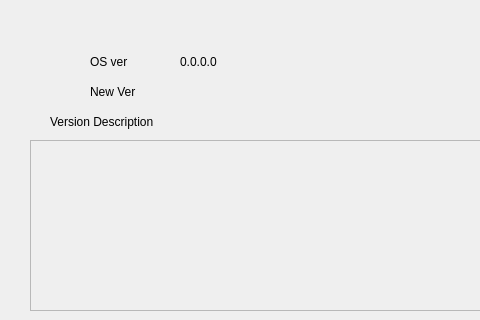
This is serene-update-assistant-gui/mainwindow.ui in FascodeNet/serene-update-assistant as Qt 5 draws it before an edit; both pictures show x 0 to 480 and y 0 to 320 of the 800 by 600 pixel window. The edited form follows.
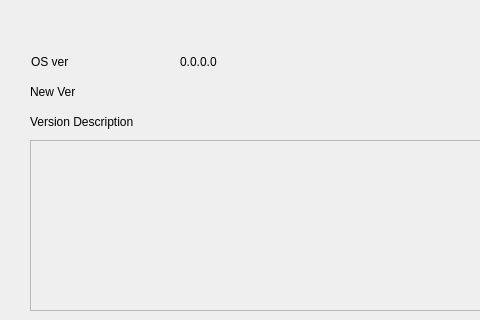
This is the edited form.

The edit to the form file:
```diff
--- a/serene-update-assistant-gui/mainwindow.ui
+++ b/serene-update-assistant-gui/mainwindow.ui
@@ -30,9 +30,9 @@
    <widget class="QLabel" name="label">
     <property name="geometry">
      <rect>
-      <x>90</x>
+      <x>31</x>
       <y>50</y>
-      <width>72</width>
+      <width>131</width>
       <height>24</height>
      </rect>
     </property>
@@ -56,9 +56,9 @@
    <widget class="QLabel" name="label_2">
     <property name="geometry">
      <rect>
-      <x>90</x>
+      <x>30</x>
       <y>80</y>
-      <width>71</width>
+      <width>131</width>
       <height>24</height>
      </rect>
     </property>
@@ -82,9 +82,9 @@
    <widget class="QLabel" name="label_3">
     <property name="geometry">
      <rect>
-      <x>50</x>
+      <x>30</x>
       <y>110</y>
-      <width>151</width>
+      <width>301</width>
       <height>24</height>
      </rect>
     </property>
```
Left out of the diff: 2 changed lines with no effect on the pictures.
